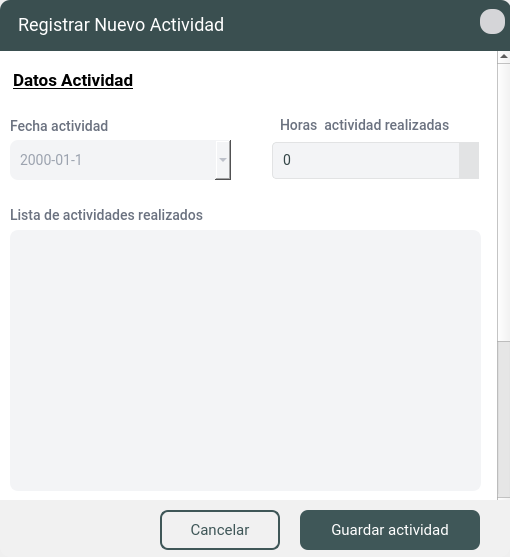
Qt form App/source/ui_files/formulario_seguimiento_estudiante.ui (Bailon18/Vinculacion-desktop-python) before a commit.
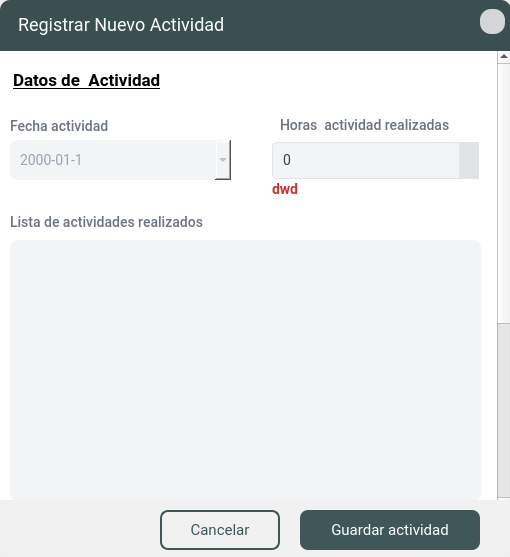
The same form after that commit. Icons and pictures are not drawn.

Patch:
```diff
--- a/App/source/ui_files/formulario_seguimiento_estudiante.ui
+++ b/App/source/ui_files/formulario_seguimiento_estudiante.ui
@@ -294,15 +294,15 @@
        <property name="geometry">
         <rect>
          <x>0</x>
-         <y>0</y>
+         <y>-309</y>
          <width>494</width>
-         <height>720</height>
+         <height>770</height>
         </rect>
        </property>
        <property name="minimumSize">
         <size>
          <width>0</width>
-         <height>720</height>
+         <height>770</height>
         </size>
        </property>
        <property name="styleSheet">
@@ -318,7 +318,7 @@
          <rect>
           <x>7</x>
           <y>20</y>
-          <width>161</width>
+          <width>261</width>
           <height>21</height>
          </rect>
         </property>
@@ -336,7 +336,7 @@
 </string>
         </property>
         <property name="text">
-         <string>Datos Actividad</string>
+         <string>Datos de  Actividad</string>
         </property>
        </widget>
        <widget class="QLabel" name="label_97">
@@ -430,7 +430,7 @@
         <property name="geometry">
          <rect>
           <x>10</x>
-          <y>180</y>
+          <y>190</y>
           <width>471</width>
           <height>261</height>
          </rect>
@@ -612,7 +612,7 @@
         <property name="geometry">
          <rect>
           <x>10</x>
-          <y>150</y>
+          <y>157</y>
           <width>221</width>
           <height>31</height>
          </rect>
@@ -621,6 +621,32 @@
          <string>Lista de actividades realizados</string>
         </property>
        </widget>
+       <widget class="QLabel" name="errorNombres">
+        <property name="geometry">
+         <rect>
+          <x>272</x>
+          <y>131</y>
+          <width>211</width>
+          <height>16</height>
+         </rect>
+        </property>
+        <property name="text">
+         <string>dwd</string>
+        </property>
+       </widget>
+       <widget class="QLabel" name="errorNombres_2">
+        <property name="geometry">
+         <rect>
+          <x>12</x>
+          <y>454</y>
+          <width>211</width>
+          <height>16</height>
+         </rect>
+        </property>
+        <property name="text">
+         <string>dwd</string>
+        </property>
+       </widget>
       </widget>
      </widget>
      <widget class="QFrame" name="frame_pie_pagina">
```
Left out of the diff: 16 changed lines with no effect on the pictures.
